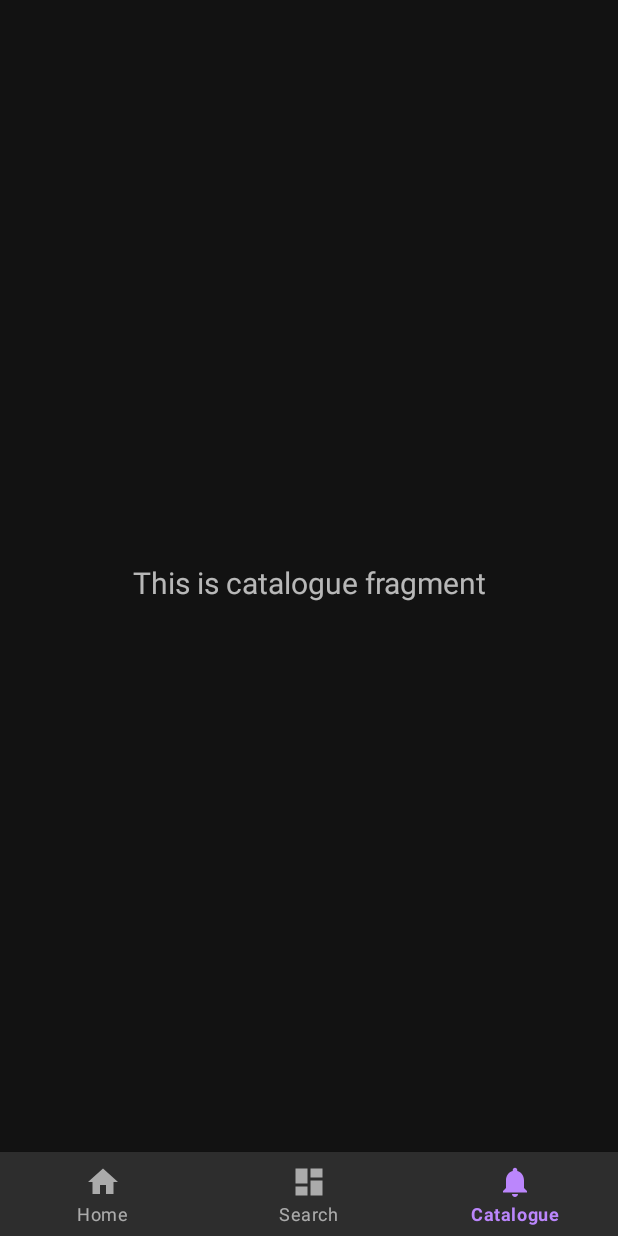
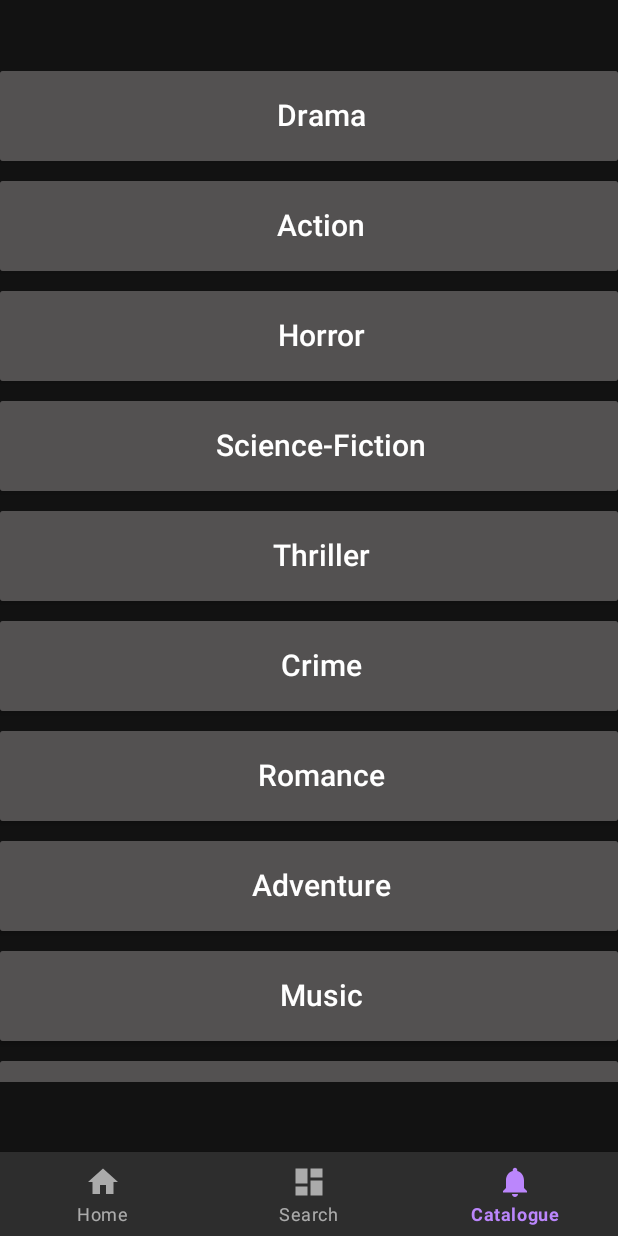
Before and after one commit to AnderGamer10/CrunchyAndNetflix, an Android app: the CatalogueFragment screen opened through its navigation route, on a phone screen of 412 x 824 dp. Run offline under Robolectric (Android 15) with nearby library versions, the phone set to English and light mode, and no system bars; our stand-ins replace Picasso, Volley, navigation-ui; network calls fail; pictures from the network do not load; 3 statements that could not run were skipped.

Commit message:
añadiendo el catalogo y 3 categorias en el home

```diff
--- /dev/null
+++ b/app/src/main/java/com/example/crunchyandnetflix/Adapter/GenresAdapter.java
@@ -0,0 +1,55 @@
+package com.example.crunchyandnetflix.Adapter;
+
+import android.content.Context;
+import android.view.LayoutInflater;
+import android.view.View;
+import android.view.ViewGroup;
+import android.widget.ImageView;
+import android.widget.TextView;
+
+import androidx.annotation.NonNull;
+import androidx.recyclerview.widget.RecyclerView;
+
+import com.example.crunchyandnetflix.Modelos.SerieItem;
+import com.example.crunchyandnetflix.R;
+import com.squareup.picasso.Picasso;
+
+import java.util.ArrayList;
+import java.util.List;
+
+public class GenresAdapter extends RecyclerView.Adapter<GenresAdapter.ViewHolder> {
+
+    private final Context context;
+    private final List<String> list;
+
+    public GenresAdapter(Context context, ArrayList<String> list) {
+        this.context = context;
+        this.list = list;
+    }
+
+    @NonNull
+    @Override
+    public ViewHolder onCreateViewHolder(@NonNull ViewGroup parent, int viewType) {
+        View view = LayoutInflater.from(parent.getContext()).inflate(R.layout.catalogue_card_layout, parent, false);
+        return new ViewHolder(view);
+    }
+
+    @Override
+    public void onBindViewHolder(@NonNull ViewHolder holder, int position) {
+        String model = list.get(position);
+        holder.textView.setText(model);
+    }
+
+    @Override
+    public int getItemCount() {
+        return list.size();
+    }
+
+    public static class ViewHolder extends RecyclerView.ViewHolder {
+        private final TextView textView;
+        public ViewHolder(@NonNull View genreView) {
+            super(genreView);
+            textView = genreView.findViewById(R.id.genreName);
+        }
+    }
+}
--- a/app/src/main/java/com/example/crunchyandnetflix/ui/catalogue/CatalogueFragment.java
+++ b/app/src/main/java/com/example/crunchyandnetflix/ui/catalogue/CatalogueFragment.java
@@ -18,14 +18,13 @@ public class CatalogueFragment extends Fragment {
 
     public View onCreateView(@NonNull LayoutInflater inflater,
                              ViewGroup container, Bundle savedInstanceState) {
-        CatalogueViewModel notificationsViewModel =
+        CatalogueViewModel catalogueViewModel =
                 new ViewModelProvider(this).get(CatalogueViewModel.class);
 
         binding = FragmentCatalogueBinding.inflate(inflater, container, false);
         View root = binding.getRoot();
+        catalogueViewModel.mostrarGeneros(root);
 
-        final TextView textView = binding.textNotifications;
-        notificationsViewModel.getText().observe(getViewLifecycleOwner(), textView::setText);
         return root;
     }
 
--- a/app/src/main/java/com/example/crunchyandnetflix/ui/catalogue/CatalogueViewModel.java
+++ b/app/src/main/java/com/example/crunchyandnetflix/ui/catalogue/CatalogueViewModel.java
@@ -1,19 +1,60 @@
 package com.example.crunchyandnetflix.ui.catalogue;
+
+import android.view.View;
 
 import androidx.lifecycle.LiveData;
 import androidx.lifecycle.MutableLiveData;
 import androidx.lifecycle.ViewModel;
+import androidx.recyclerview.widget.LinearLayoutManager;
+import androidx.recyclerview.widget.RecyclerView;
+
+import com.example.crunchyandnetflix.Adapter.GenresAdapter;
+import com.example.crunchyandnetflix.Adapter.ItemAdapter;
+import com.example.crunchyandnetflix.Modelos.SerieItem;
+import com.example.crunchyandnetflix.R;
+
+import java.util.ArrayList;
 
 public class CatalogueViewModel extends ViewModel {
 
-    private final MutableLiveData<String> mText;
+    RecyclerView recyclerView;
+    GenresAdapter genresAdapter;
+    LinearLayoutManager linearLayoutManager;
 
     public CatalogueViewModel() {
-        mText = new MutableLiveData<>();
-        mText.setValue("This is catalogue fragment");
+
     }
 
-    public LiveData<String> getText() {
-        return mText;
+
+    public void mostrarGeneros(View root){
+        ArrayList<String> listGenres = new ArrayList<>();
+        listGenres.add("Drama");
+        listGenres.add("Action");
+        listGenres.add("Horror");
+        listGenres.add("Science-Fiction");
+        listGenres.add("Thriller");
+        listGenres.add("Crime");
+        listGenres.add("Romance");
+        listGenres.add("Adventure");
+        listGenres.add("Music");
+        listGenres.add("Comedy");
+        listGenres.add("Mystery");
+        listGenres.add("Sports");
+        listGenres.add("War");
+        listGenres.add("Western");
+        listGenres.add("Family");
+        listGenres.add("Legal");
+        listGenres.add("Medical");
+        listGenres.add("Espionage");
+        listGenres.add("Supernatural");
+        listGenres.add("Fantasy");
+
+        recyclerView = root.findViewById(R.id.generos);
+        genresAdapter = new GenresAdapter(root.getContext(), listGenres);
+        linearLayoutManager = new LinearLayoutManager(root.getContext(), LinearLayoutManager.VERTICAL, false);
+        recyclerView.setLayoutManager(linearLayoutManager);
+        recyclerView.setHasFixedSize(true);
+        recyclerView.setAdapter(genresAdapter);
+
     }
 }
--- a/app/src/main/java/com/example/crunchyandnetflix/ui/home/HomeViewModel.java
+++ b/app/src/main/java/com/example/crunchyandnetflix/ui/home/HomeViewModel.java
@@ -1,6 +1,7 @@
 package com.example.crunchyandnetflix.ui.home;
 
 import android.os.Build;
+import android.util.Log;
 import android.view.View;
 import android.widget.ImageView;
 
@@ -15,6 +16,8 @@ import com.example.crunchyandnetflix.Modelos.SerieItem;
 import com.example.crunchyandnetflix.R;
 import com.squareup.picasso.Picasso;
 
+import org.json.JSONArray;
+
 import java.util.ArrayList;
 import java.util.Collections;
 import java.util.Comparator;
@@ -22,6 +25,9 @@ import java.util.Objects;
 import java.util.Random;
 
 public class HomeViewModel extends ViewModel {
+    RecyclerView recyclerView;
+    ItemAdapter itemAdapter;
+    LinearLayoutManager linearLayoutManager;
 
     public HomeViewModel() {
 
@@ -29,6 +35,7 @@ public class HomeViewModel extends ViewModel {
 
     public void mostrarSeries(View root){
         ArrayList<Data> datosArrayAParsear = IntroActivity.listaCompleta;
+
 //        TODO: Un "cartel" random cada vez
         Random r = new Random();
         int randomNumber = r.nextInt(datosArrayAParsear.size());
@@ -44,11 +51,44 @@ public class HomeViewModel extends ViewModel {
         Collections.reverse(datosArrayAParsear);
 
         for (int i = 0; i < 10; i++){
-            dataMasPopular.add(new SerieItem(datosArrayAParsear.get(i).getId(), datosArrayAParsear.get(i).getName(), datosArrayAParsear.get(i).getImageMedium(),datosArrayAParsear.get(i).getRating()));
+            dataMasPopular.add(new SerieItem(datosArrayAParsear.get(i).getId(), datosArrayAParsear.get(i).getName(), datosArrayAParsear.get(i).getImageMedium(),datosArrayAParsear.get(i).getRating(),datosArrayAParsear.get(i).getGenres()));
         }
-        RecyclerView recyclerView = root.findViewById(R.id.listMasPopulares);
-        ItemAdapter itemAdapter = new ItemAdapter(root.getContext(), dataMasPopular);
-        LinearLayoutManager linearLayoutManager = new LinearLayoutManager(root.getContext(), LinearLayoutManager.HORIZONTAL, false);
+        recyclerView = root.findViewById(R.id.listMasPopulares);
+        itemAdapter = new ItemAdapter(root.getContext(), dataMasPopular);
+        linearLayoutManager = new LinearLayoutManager(root.getContext(), LinearLayoutManager.HORIZONTAL, false);
+        recyclerView.setLayoutManager(linearLayoutManager);
+        recyclerView.setHasFixedSize(true);
+        recyclerView.setAdapter(itemAdapter);
+
+//        TODO: Series Anime
+        ArrayList<SerieItem> listAnime = new ArrayList<>();
+        for (int i = 0; i < datosArrayAParsear.size();i++){
+            for (int j = 0; j < datosArrayAParsear.get(i).getGenres().length;j++){
+                if (datosArrayAParsear.get(i).getGenres()[j].equals("Anime")){
+                    listAnime.add(new SerieItem(datosArrayAParsear.get(i).getId(), datosArrayAParsear.get(i).getName(), datosArrayAParsear.get(i).getImageMedium(),datosArrayAParsear.get(i).getRating(),datosArrayAParsear.get(i).getGenres()));
+                }
+            }
+        }
+        recyclerView = root.findViewById(R.id.animeList);
+        itemAdapter = new ItemAdapter(root.getContext(), listAnime);
+        linearLayoutManager = new LinearLayoutManager(root.getContext(), LinearLayoutManager.HORIZONTAL, false);
+        recyclerView.setLayoutManager(linearLayoutManager);
+        recyclerView.setHasFixedSize(true);
+        recyclerView.setAdapter(itemAdapter);
+
+//        TODO: 10 Series de terror/horror random
+        ArrayList<SerieItem> listTerror = new ArrayList<>();
+        Collections.shuffle(datosArrayAParsear);
+        for (int i = 0; i < datosArrayAParsear.size();i++){
+            for (int j = 0; j < datosArrayAParsear.get(i).getGenres().length;j++){
+                if (datosArrayAParsear.get(i).getGenres()[j].equals("Horror")){
+                    listTerror.add(new SerieItem(datosArrayAParsear.get(i).getId(), datosArrayAParsear.get(i).getName(), datosArrayAParsear.get(i).getImageMedium(),datosArrayAParsear.get(i).getRating(),datosArrayAParsear.get(i).getGenres()));
+                }
+            }
+        }
+        recyclerView = root.findViewById(R.id.horrorList);
+        itemAdapter = new ItemAdapter(root.getContext(), listTerror);
+        linearLayoutManager = new LinearLayoutManager(root.getContext(), LinearLayoutManager.HORIZONTAL, false);
         recyclerView.setLayoutManager(linearLayoutManager);
         recyclerView.setHasFixedSize(true);
         recyclerView.setAdapter(itemAdapter);
--- /dev/null
+++ b/app/src/main/res/layout/catalogue_card_layout.xml
@@ -0,0 +1,31 @@
+<?xml version="1.0" encoding="utf-8"?>
+<androidx.cardview.widget.CardView xmlns:android="http://schemas.android.com/apk/res/android"
+    android:layout_width="match_parent"
+    android:layout_height="60dp"
+    android:layout_marginBottom="20px">
+
+    <RelativeLayout
+        android:layout_width="match_parent"
+        android:layout_height="match_parent"
+        android:background="#535151">
+
+        <TextView
+            android:id="@+id/genreName"
+            android:layout_width="166dp"
+            android:layout_height="31dp"
+            android:layout_alignParentStart="true"
+            android:layout_alignParentTop="true"
+            android:layout_alignParentEnd="true"
+            android:layout_alignParentBottom="true"
+            android:layout_centerInParent="true"
+            android:layout_marginStart="122dp"
+            android:layout_marginTop="14dp"
+            android:layout_marginEnd="106dp"
+            android:layout_marginBottom="15dp"
+            android:fontFamily="sans-serif-medium"
+            android:gravity="center|center_horizontal|center_vertical"
+            android:text="TextView"
+            android:textColor="@color/white"
+            android:textSize="20sp" />
+    </RelativeLayout>
+</androidx.cardview.widget.CardView>
--- a/app/src/main/res/layout/fragment_catalogue.xml
+++ b/app/src/main/res/layout/fragment_catalogue.xml
@@ -6,17 +6,10 @@
     android:layout_height="match_parent"
     tools:context=".ui.catalogue.CatalogueFragment">
 
-    <TextView
-        android:id="@+id/text_notifications"
+    <androidx.recyclerview.widget.RecyclerView
+        android:id="@+id/generos"
         android:layout_width="match_parent"
-        android:layout_height="wrap_content"
-        android:layout_marginStart="8dp"
-        android:layout_marginTop="8dp"
-        android:layout_marginEnd="8dp"
-        android:textAlignment="center"
-        android:textSize="20sp"
-        app:layout_constraintBottom_toBottomOf="parent"
-        app:layout_constraintEnd_toEndOf="parent"
-        app:layout_constraintStart_toStartOf="parent"
-        app:layout_constraintTop_toTopOf="parent" />
+        android:layout_height="match_parent"
+        tools:layout_editor_absoluteX="1dp"
+        tools:layout_editor_absoluteY="1dp" />
 </androidx.constraintlayout.widget.ConstraintLayout>
```
Also changed, not shown: app/src/main/java/com/example/crunchyandnetflix/IntroActivity.java (+8 -16 lines), app/src/main/java/com/example/crunchyandnetflix/Modelos/Data.java (+4 -4 lines), app/src/main/java/com/example/crunchyandnetflix/Modelos/SerieItem.java (+13 -1 lines), app/src/main/res/layout/fragment_home.xml (+23 -23 lines).
